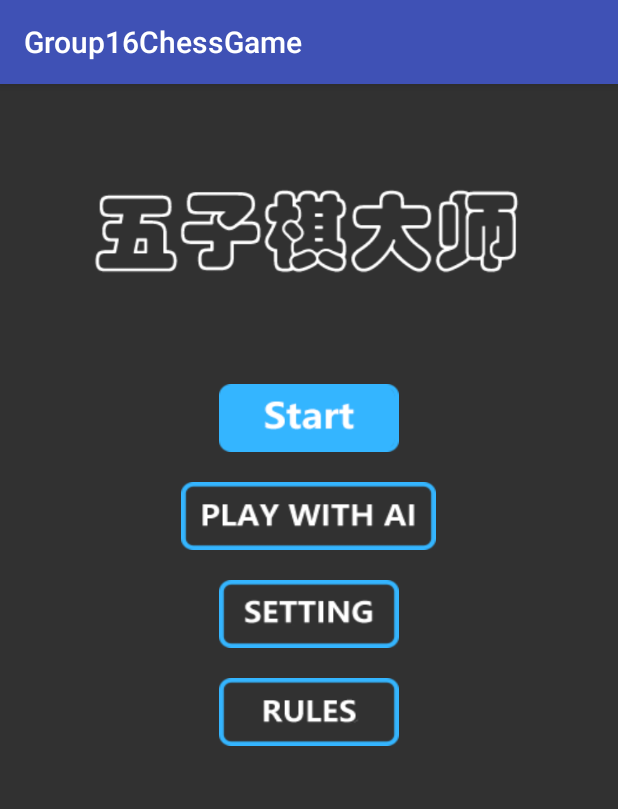
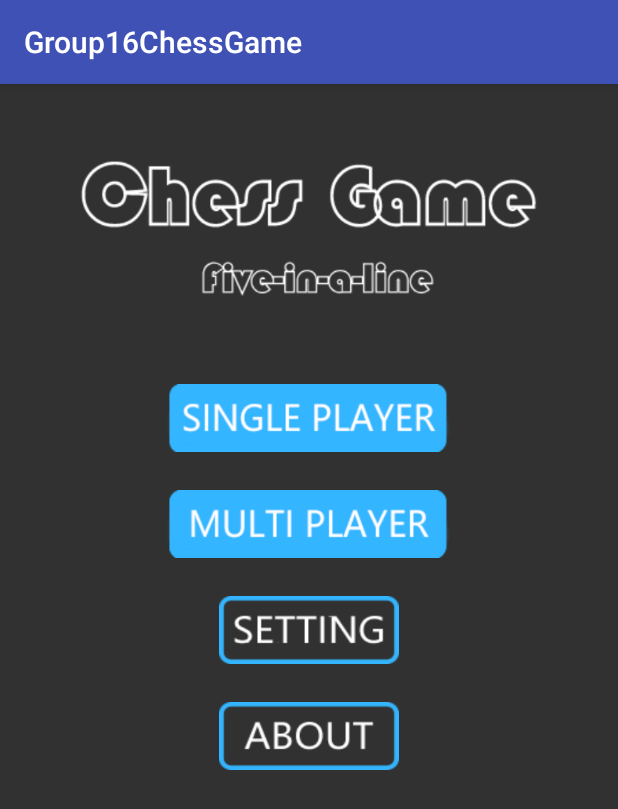
Before and after one commit to chengmx1025/AndroidChessGame, an Android app: the screen it shows after launch (MainActivity), on a phone screen of 412 x 824 dp. Shown: the top 809 px of the screen. Run offline under Robolectric (Android 15) with nearby library versions, the phone set to English and light mode, and no system bars.

Commit message:
ver2.4 Update GUI

```diff
--- a/app/src/main/java/com/example/chengmx/group16chessgame/Service/MyMusicService.java
+++ b/app/src/main/java/com/example/chengmx/group16chessgame/Service/MyMusicService.java
@@ -12,7 +12,6 @@ import android.os.Binder;
 import android.os.IBinder;
 
 import com.example.chengmx.group16chessgame.R;
-
 
 public class MyMusicService extends Service {
 
--- a/app/src/main/res/layout/activity_main.xml
+++ b/app/src/main/res/layout/activity_main.xml
@@ -21,7 +21,7 @@
         <ImageView
             android:layout_width="match_parent"
             android:layout_height="wrap_content"
-            app:srcCompat="@drawable/title"
+            app:srcCompat="@drawable/chessgame"
             android:id="@+id/imageView" />
     </LinearLayout>
 
@@ -32,23 +32,23 @@
 
         <Button
 
-            android:layout_width="120dp"
+            android:layout_width="190dp"
             android:layout_height="45dp"
             android:id="@+id/playButton"
             android:layout_alignParentTop="true"
             android:layout_centerHorizontal="true"
-            android:background="@drawable/start"
+            android:background="@drawable/single"
             />
 
         <Button
 
-            android:layout_width="170dp"
+            android:layout_width="190dp"
             android:layout_height="45dp"
             android:id="@+id/playAIButton"
             android:layout_below="@+id/playButton"
             android:layout_centerHorizontal="true"
-            android:layout_marginTop="20dp"
-            android:background="@drawable/ai"/>
+            android:layout_marginTop="25dp"
+            android:background="@drawable/multi"/>
 
         <Button
 
@@ -57,8 +57,8 @@
             android:id="@+id/settingButton"
             android:layout_below="@+id/playAIButton"
             android:layout_centerHorizontal="true"
-            android:layout_marginTop="20dp"
-            android:background="@drawable/setting"/>
+            android:layout_marginTop="25dp"
+            android:background="@drawable/setting2"/>
 
         <Button
             android:id="@+id/ruleButton"
@@ -66,9 +66,9 @@
             android:layout_width="120dp"
             android:layout_height="45dp"
             android:layout_below="@+id/settingButton"
-            android:layout_marginTop="20dp"
+            android:layout_marginTop="25dp"
             android:layout_centerHorizontal="true"
-            android:background="@drawable/rule"/>
+            android:background="@drawable/about"/>
 
     </RelativeLayout>
 
```
Also changed, not shown: app/src/main/res/drawable/about.png (added), app/src/main/res/drawable/chessgame.png (added), app/src/main/res/drawable/multi.png (added), app/src/main/res/drawable/setting2.png (added), app/src/main/res/drawable/single.png (added), 1 other file.
